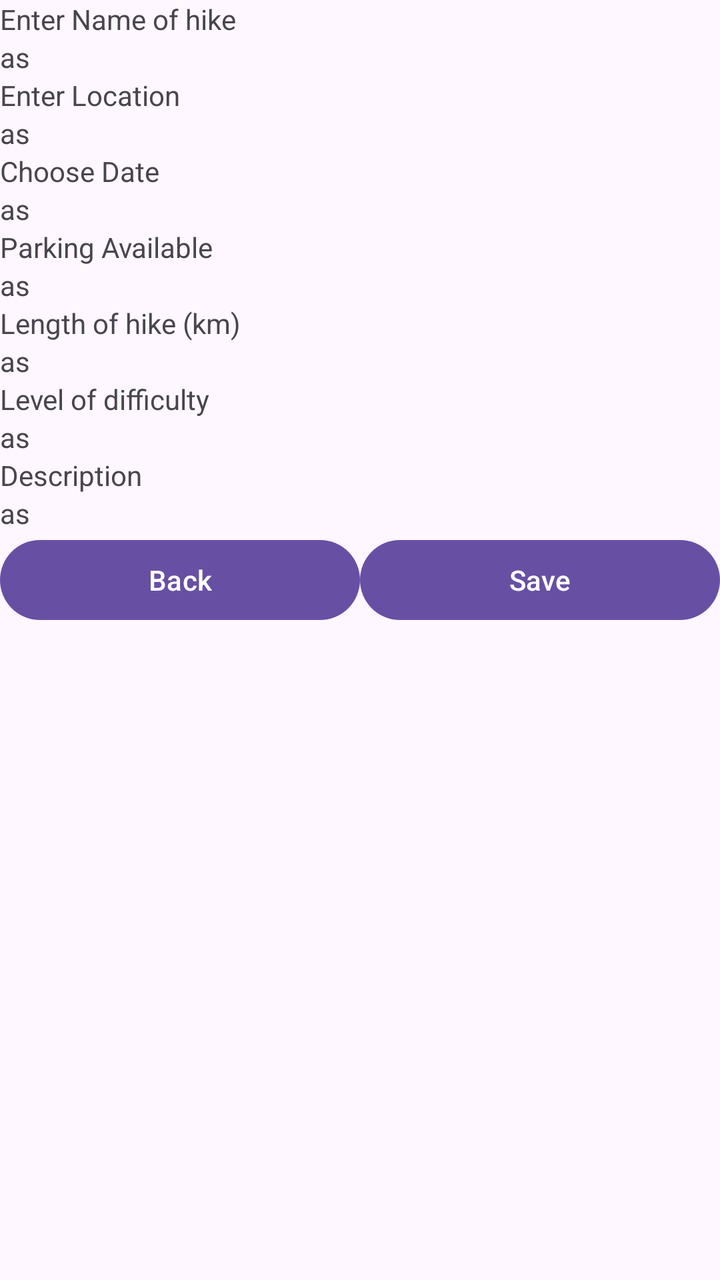
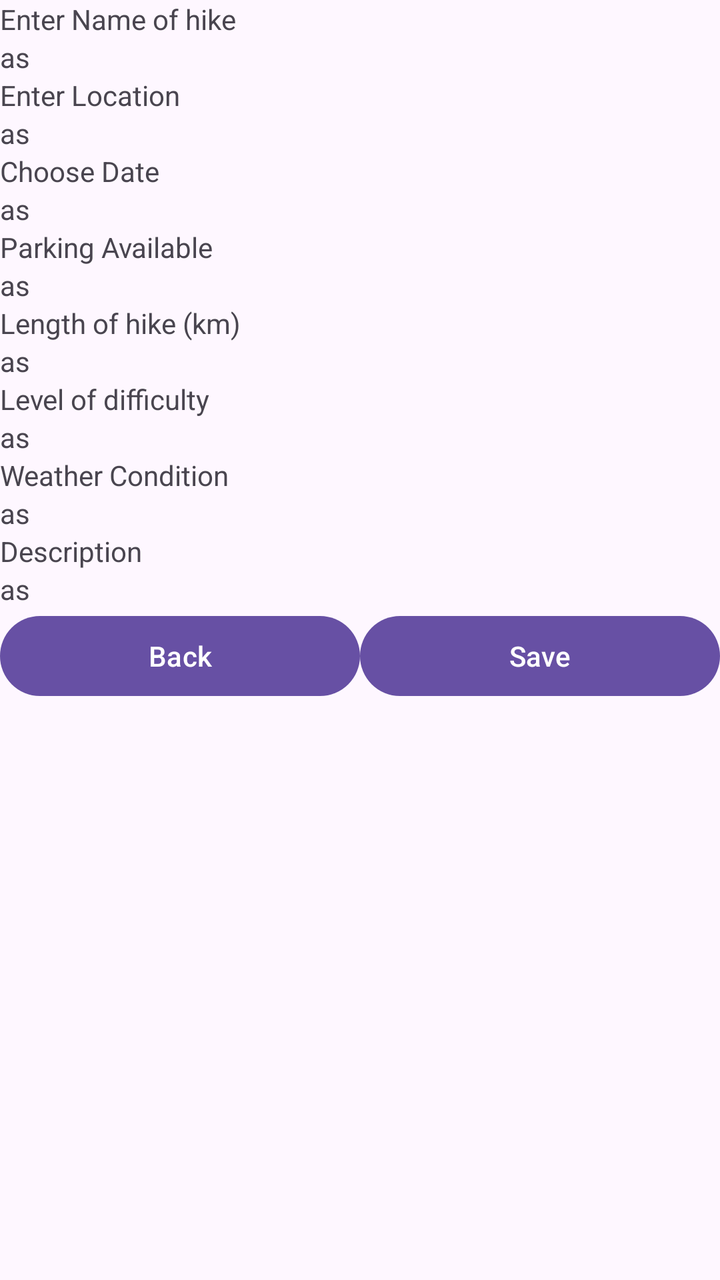

Compare the two renders of this Android layout. The source of the first and the diff that turns it into the second are given below.
<!-- AndroidManifest.xml: application theme Theme.MHIke -->
<!-- res/layout/activity_hike_detail.xml -->
<?xml version="1.0" encoding="utf-8"?>
<androidx.constraintlayout.widget.ConstraintLayout xmlns:android="http://schemas.android.com/apk/res/android"
    xmlns:app="http://schemas.android.com/apk/res-auto"
    xmlns:tools="http://schemas.android.com/tools"
    android:layout_width="match_parent"
    android:layout_height="match_parent"
    tools:context=".HikeDetailActivity">

    <TextView
        android:id="@+id/lbl1"
        android:layout_width="match_parent"
        android:layout_height="wrap_content"
        android:text="@string/lbl_NameOfHike"
        app:layout_constraintEnd_toEndOf="parent"
        app:layout_constraintStart_toStartOf="parent"
        app:layout_constraintTop_toTopOf="parent" />

    <TextView
        android:id="@+id/txt1"
        android:layout_width="match_parent"
        android:layout_height="wrap_content"
        android:text="as"
        app:layout_constraintEnd_toEndOf="parent"
        app:layout_constraintStart_toStartOf="parent"
        app:layout_constraintTop_toBottomOf="@+id/lbl1" />


    <TextView
        android:id="@+id/lbl2"
        android:layout_width="match_parent"
        android:layout_height="wrap_content"
        android:text="@string/lbl_Location"
        app:layout_constraintEnd_toEndOf="parent"
        app:layout_constraintStart_toStartOf="parent"
        app:layout_constraintTop_toBottomOf="@+id/txt1" />

    <TextView
        android:id="@+id/txt2"
        android:layout_width="match_parent"
        android:layout_height="wrap_content"
        app:layout_constraintEnd_toEndOf="parent"
        android:text="as"
        app:layout_constraintStart_toStartOf="parent"
        app:layout_constraintTop_toBottomOf="@+id/lbl2" />

    <TextView
        android:id="@+id/lbl3"
        android:layout_width="match_parent"
        android:layout_height="wrap_content"
        android:text="@string/lbl_ChooseDate"
        app:layout_constraintEnd_toEndOf="parent"
        app:layout_constraintStart_toStartOf="parent"
        app:layout_constraintTop_toBottomOf="@+id/txt2" />

    <TextView
        android:id="@+id/txt3"
        android:layout_width="match_parent"
        android:layout_height="wrap_content"
        app:layout_constraintEnd_toEndOf="parent"
        android:text="as"
        app:layout_constraintStart_toStartOf="parent"
        app:layout_constraintTop_toBottomOf="@+id/lbl3" />

    <TextView
        android:id="@+id/lbl4"
        android:layout_width="match_parent"
        android:layout_height="wrap_content"
        android:text="@string/lbl_ParkingAvailable"
        app:layout_constraintEnd_toEndOf="parent"
        app:layout_constraintStart_toStartOf="parent"
        app:layout_constraintTop_toBottomOf="@+id/txt3" />

    <TextView
        android:id="@+id/txt4"
        android:layout_width="match_parent"
        android:layout_height="wrap_content"
        app:layout_constraintEnd_toEndOf="parent"
        android:text="as"
        app:layout_constraintStart_toStartOf="parent"
        app:layout_constraintTop_toBottomOf="@+id/lbl4" />

    <TextView
        android:id="@+id/lbl5"
        android:layout_width="match_parent"
        android:layout_height="wrap_content"
        android:text="@string/lbl_LengthOfTheHike"
        app:layout_constraintEnd_toEndOf="parent"
        app:layout_constraintStart_toStartOf="parent"
        app:layout_constraintTop_toBottomOf="@+id/txt4" />

    <TextView
        android:id="@+id/txt5"
        android:layout_width="match_parent"
        android:layout_height="wrap_content"
        app:layout_constraintEnd_toEndOf="parent"
        android:text="as"
        app:layout_constraintStart_toStartOf="parent"
        app:layout_constraintTop_toBottomOf="@+id/lbl5" />

    <TextView
        android:id="@+id/lbl6"
        android:layout_width="match_parent"
        android:layout_height="wrap_content"
        android:text="@string/lbl_LevelOfDifficulty"
        app:layout_constraintEnd_toEndOf="parent"
        app:layout_constraintStart_toStartOf="parent"
        app:layout_constraintTop_toBottomOf="@+id/txt5" />

    <TextView
        android:id="@+id/txt6"
        android:layout_width="match_parent"
        android:layout_height="wrap_content"
        app:layout_constraintEnd_toEndOf="parent"
        android:text="as"
        app:layout_constraintStart_toStartOf="parent"
        app:layout_constraintTop_toBottomOf="@+id/lbl6" />

    <TextView
        android:id="@+id/lbl7"
        android:layout_width="match_parent"
        android:layout_height="wrap_content"
        android:text="@string/lbl_Description"
        app:layout_constraintEnd_toEndOf="parent"
        app:layout_constraintStart_toStartOf="parent"
        app:layout_constraintTop_toBottomOf="@+id/txt6" />

    <TextView
        android:id="@+id/txt7"
        android:layout_width="match_parent"
        android:layout_height="wrap_content"
        app:layout_constraintEnd_toEndOf="parent"
        android:text="as"
        app:layout_constraintStart_toStartOf="parent"
        app:layout_constraintTop_toBottomOf="@+id/lbl7" />

    <LinearLayout
        android:layout_width="match_parent"
        android:layout_height="wrap_content"
        android:orientation="horizontal"
        tools:layout_editor_absoluteX="1dp"
        tools:layout_editor_absoluteY="273dp"
        app:layout_constraintEnd_toEndOf="parent"
        app:layout_constraintStart_toStartOf="parent"
        app:layout_constraintTop_toBottomOf="@+id/txt7"
        >


        <Button
            android:id="@+id/btn_Back"
            android:layout_width="wrap_content"
            android:layout_height="wrap_content"
            android:layout_weight="1"
            android:text="@string/btn_Back" />

        <Button
            android:id="@+id/btn_Save"
            android:layout_width="wrap_content"
            android:layout_height="wrap_content"
            android:layout_weight="1"
            android:text="@string/btn_Save" />
    </LinearLayout>


</androidx.constraintlayout.widget.ConstraintLayout>
<!-- resources referenced by this layout -->
<resources>
  <string name="btn_Back">Back</string>
  <string name="btn_Save">Save</string>
  <string name="lbl_ChooseDate">"Choose Date"</string>
  <string name="lbl_Description">"Description"</string>
  <string name="lbl_LengthOfTheHike">"Length of hike (km)"</string>
  <string name="lbl_LevelOfDifficulty">"Level of difficulty"</string>
  <string name="lbl_Location">"Enter Location"</string>
  <string name="lbl_NameOfHike">"Enter Name of hike"</string>
  <string name="lbl_ParkingAvailable">"Parking Available"</string>
  <style name="Theme.MHIke" parent="Base.Theme.MHIke" />
  <style name="Base.Theme.MHIke" parent="Theme.Material3.DayNight.NoActionBar">
          
          
      </style>
</resources>

<!-- the commit's change to res/layout/activity_hike_detail.xml (unified diff, before → after) -->
@@ -116,13 +116,32 @@
         app:layout_constraintTop_toBottomOf="@+id/lbl6" />
 
     <TextView
+        android:id="@+id/lbl8"
+        android:layout_width="match_parent"
+        android:layout_height="wrap_content"
+        android:text="Weather Condition"
+        app:layout_constraintEnd_toEndOf="parent"
+        app:layout_constraintStart_toStartOf="parent"
+        app:layout_constraintTop_toBottomOf="@+id/txt6" />
+
+    <TextView
+        android:id="@+id/txt8"
+        android:layout_width="match_parent"
+        android:layout_height="wrap_content"
+        app:layout_constraintEnd_toEndOf="parent"
+        android:text="as"
+        app:layout_constraintStart_toStartOf="parent"
+        app:layout_constraintTop_toBottomOf="@+id/lbl8" />
+
+
+    <TextView
         android:id="@+id/lbl7"
         android:layout_width="match_parent"
         android:layout_height="wrap_content"
         android:text="@string/lbl_Description"
         app:layout_constraintEnd_toEndOf="parent"
         app:layout_constraintStart_toStartOf="parent"
-        app:layout_constraintTop_toBottomOf="@+id/txt6" />
+        app:layout_constraintTop_toBottomOf="@+id/txt8" />
 
     <TextView
         android:id="@+id/txt7"
